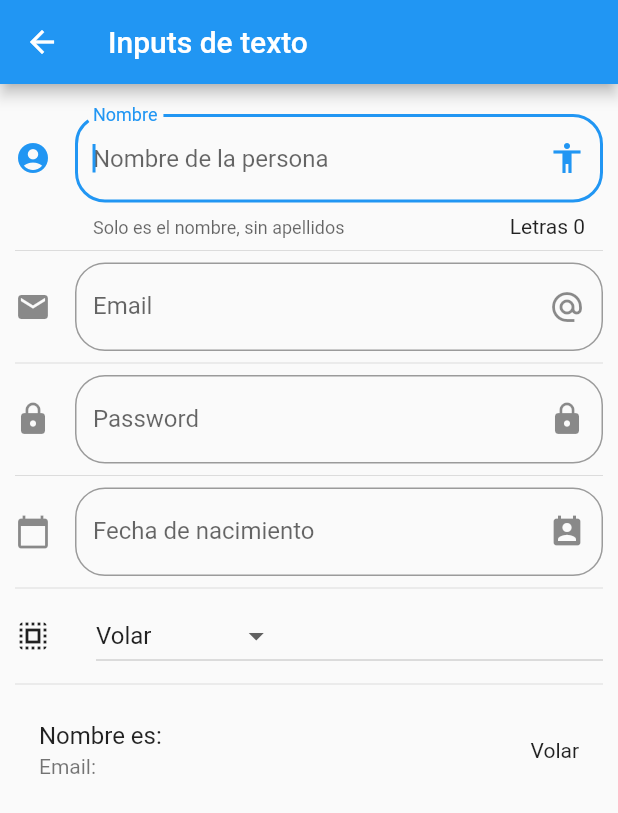
After one commit to Adrian0910/flutter, a Flutter app: the screen it shows after launch, after a tap on "Inputs", on a phone screen of 412 x 824 dp. The commit adds this screen. Shown: the top 813 px of the screen. Run offline on Flutter 3.47's test engine with Material 2 defaults, Android fonts, the phone set to English and light mode, and no system bars; network calls fail.

Commit message:
Nuevas opciones, animated container , inputs y avatars

```diff
--- a/componentes/data/menu_opts.json
+++ b/componentes/data/menu_opts.json
@@ -15,6 +15,16 @@
             "ruta" : "card",
             "icon" : "folder_open",
             "texto": "Cards - Tarjetas"
+        },
+        {
+            "ruta" : "animatedContainer",
+            "icon" : "donut_large",
+            "texto": "Animated Container"
+        },
+        {
+            "ruta" : "inputs",
+            "icon" : "input",
+            "texto": "Inputs"
         }
     ]
 }
--- a/componentes/lib/main.dart
+++ b/componentes/lib/main.dart
@@ -2,6 +2,7 @@ import 'package:flutter/material.dart';
 //import 'package:componentes/src/pages/home_temp.dart';
 import 'package:componentes/src/pages/alert_page.dart';
 import 'package:componentes/src/routes/routes.dart';
+import 'package:flutter_localizations/flutter_localizations.dart';
 
 void main() => runApp(MyApp());
 
@@ -11,6 +12,20 @@ class MyApp extends StatelessWidget {
     return MaterialApp(
       title: 'Componentes App',
       debugShowCheckedModeBanner: false,
+      localizationsDelegates: [
+        // ... app-specific localization delegate[s] here
+        //AppLocalizations.delegate,
+        GlobalMaterialLocalizations.delegate,
+        GlobalWidgetsLocalizations.delegate,
+        GlobalCupertinoLocalizations.delegate,
+      ],
+      supportedLocales: [
+        const Locale('en', 'US'), // English, no country code
+        const Locale('es', 'ES'), // Arabic, no country code
+        const Locale.fromSubtags(
+            languageCode: 'zh'), // Chinese *See Advanced Locales below*
+        // ... other locales the app supports
+      ],
       //home: HomePage()
       initialRoute: '/',
       routes: getApplicationroutes(),
--- a/componentes/lib/src/pages/home_page.dart
+++ b/componentes/lib/src/pages/home_page.dart
@@ -1,4 +1,4 @@
-import 'package:componentes/src/pages/alert_page.dart';
+//import 'package:componentes/src/pages/alert_page.dart';
 import 'package:flutter/material.dart';
 
 import 'package:componentes/src/providers/menu_provider.dart';
--- /dev/null
+++ b/componentes/lib/src/pages/input_page.dart
@@ -0,0 +1,166 @@
+import 'package:flutter/material.dart';
+
+class InputPage extends StatefulWidget {
+  @override
+  _InputPageState createState() => _InputPageState();
+}
+
+class _InputPageState extends State<InputPage> {
+  String _nombre = '';
+  String _email = '';
+  String _fecha = '';
+
+  String _opcionSeleccionada = 'Volar';
+
+  List<String> _poderes = ['Volar', 'Rayos X', 'Super Aliento', 'Super fuerza'];
+
+  TextEditingController _inputFieldDateController = new TextEditingController();
+
+  @override
+  Widget build(BuildContext context) {
+    return Scaffold(
+        appBar: AppBar(
+          title: Text('Inputs de texto'),
+        ),
+        body: ListView(
+          padding: EdgeInsets.symmetric(horizontal: 10.0, vertical: 20.0),
+          children: <Widget>[
+            _crearInput(),
+            Divider(),
+            _crearEmail(),
+            Divider(),
+            _crearPassword(),
+            Divider(),
+            _crearFecha(context),
+            Divider(),
+            _crearDropdown(),
+            Divider(),
+            _crearPersona(),
+          ],
+        ));
+  }
+
+  Widget _crearInput() {
+    return TextField(
+      autofocus: true,
+      textCapitalization: TextCapitalization.sentences,
+      decoration: InputDecoration(
+          border: OutlineInputBorder(borderRadius: BorderRadius.circular(20.0)),
+          counter: Text('Letras ${_nombre.length}'),
+          hintText: 'Nombre de la persona',
+          labelText: 'Nombre',
+          helperText: 'Solo es el nombre, sin apellidos',
+          suffixIcon: Icon(Icons.accessibility),
+          icon: Icon(Icons.account_circle)),
+      onChanged: (valor) {
+        setState(() {
+          _nombre = valor;
+        });
+      },
+    );
+  }
+
+  List<DropdownMenuItem<String>> getOpcionesDropdown() {
+    List<DropdownMenuItem<String>> lista = new List();
+    _poderes.forEach((poder) {
+      lista.add(DropdownMenuItem(
+        child: Text(poder),
+        value: poder,
+      ));
+    });
+    return lista;
+  }
+
+  Widget _crearDropdown() {
+    return Row(
+      children: <Widget>[
+        Icon(Icons.select_all),
+        SizedBox(
+          width: 30.0,
+        ),
+        Expanded(
+          child: DropdownButton(
+              value: _opcionSeleccionada,
+              items: getOpcionesDropdown(),
+              onChanged: (opt) {
+                setState(() {
+                  _opcionSeleccionada = opt;
+                });
+              }),
+        )
+      ],
+    );
+  }
+
+  Widget _crearPersona() {
+    return ListTile(
+      title: Text('Nombre es: $_nombre'),
+      subtitle: Text('Email: $_email'),
+      trailing: Text(_opcionSeleccionada),
+    );
+  }
+
+  Widget _crearEmail() {
+    return TextField(
+        keyboardType: TextInputType.emailAddress,
+        decoration: InputDecoration(
+            border:
+                OutlineInputBorder(borderRadius: BorderRadius.circular(20.0)),
+            hintText: 'Email',
+            labelText: 'Email',
+            suffixIcon: Icon(Icons.alternate_email),
+            icon: Icon(Icons.email)),
+        onChanged: (valor) => setState(() {
+              _email = valor;
+            }));
+  }
+
+  Widget _crearPassword() {
+    return TextField(
+        obscureText: true,
+        decoration: InputDecoration(
+            border:
+                OutlineInputBorder(borderRadius: BorderRadius.circular(20.0)),
+            hintText: 'Password',
+            labelText: 'Password',
+            suffixIcon: Icon(Icons.lock),
+            icon: Icon(Icons.lock)),
+        onChanged: (valor) => setState(() {
+              _email = valor;
+            }));
+  }
+
+  Widget _crearFecha(BuildContext context) {
+    return TextField(
+        enableInteractiveSelection: false,
+        controller: _inputFieldDateController,
+        decoration: InputDecoration(
+            border:
+                OutlineInputBorder(borderRadius: BorderRadius.circular(20.0)),
+            hintText: 'Fecha de nacimiento',
+            labelText: 'Fecha de nacimiento',
+            suffixIcon: Icon(Icons.perm_contact_calendar),
+            icon: Icon(Icons.calendar_today)),
+        onTap: () {
+          FocusScope.of(context).requestFocus(new FocusNode());
+          _selectDate(context);
+        });
+  }
+
+  _selectDate(BuildContext context) async {
+    DateTime picked = await showDatePicker(
+        context: context,
+        initialDate: new DateTime.now(),
+        firstDate: new DateTime(2018),
+        lastDate: new DateTime(2025));
+    locale:
+    Locale('es', 'ES');
+
+    if (picked != null) {
+      setState(() {
+        _fecha = picked.toString();
+        _inputFieldDateController.text = _fecha;
+      });
+    }
+  }
+}
--- a/componentes/lib/src/routes/routes.dart
+++ b/componentes/lib/src/routes/routes.dart
@@ -4,6 +4,8 @@ import 'package:componentes/src/pages/home_page.dart';
 import 'package:componentes/src/pages/alert_page.dart';
 import 'package:componentes/src/pages/avatar_page.dart';
 import 'package:componentes/src/pages/card_pages.dart';
+import 'package:componentes/src/pages/animated_container.dart';
+import 'package:componentes/src/pages/input_page.dart';
 
 Map<String, WidgetBuilder> getApplicationroutes() {
   return <String, WidgetBuilder>{
@@ -11,5 +13,7 @@ Map<String, WidgetBuilder> getApplicationroutes() {
     'alert': (BuildContext context) => AlertPage(),
     'avatar': (BuildContext context) => AvatarPage(),
     'card': (BuildContext context) => CardPage(),
+    'animatedContainer': (BuildContext context) => AnimatedContainerPage(),
+    'inputs': (BuildContext context) => InputPage(),
   };
 }
--- a/componentes/lib/src/utils/icono_string_util.dart
+++ b/componentes/lib/src/utils/icono_string_util.dart
@@ -4,6 +4,8 @@ final _icons = <String, IconData>{
   'add_alert': Icons.add_alert,
   'accessibility': Icons.accessibility,
   'folder_open': Icons.folder_open,
+  'donut_large': Icons.donut_large,
+  'input': Icons.input,
 };
 
 Icon getIcon(String nombreIcono) {
--- a/componentes/pubspec.yaml
+++ b/componentes/pubspec.yaml
@@ -22,6 +22,9 @@ environment:
 
 dependencies:
   flutter:
+    sdk: flutter
+
+  flutter_localizations: # Add this line
     sdk: flutter
 
 
```
Also changed, not shown: componentes/lib/src/pages/animated_container.dart (added, +51 -0 lines), componentes/lib/src/pages/avatar_page.dart (+25 -0 lines), componentes/pubspec.lock.
